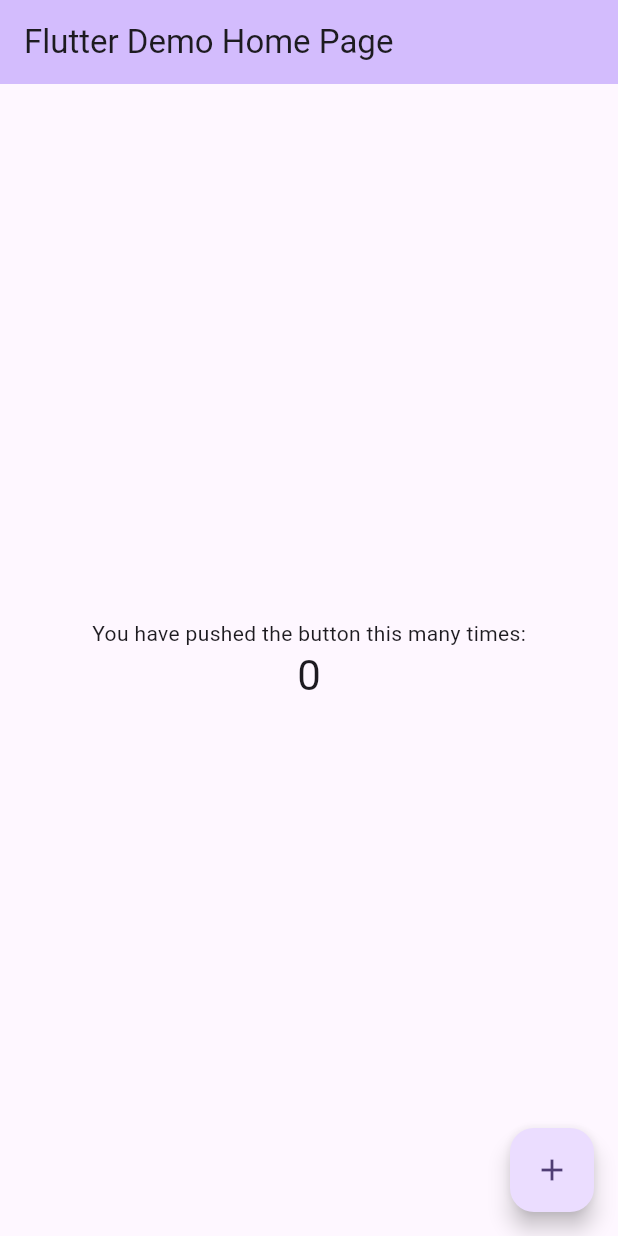
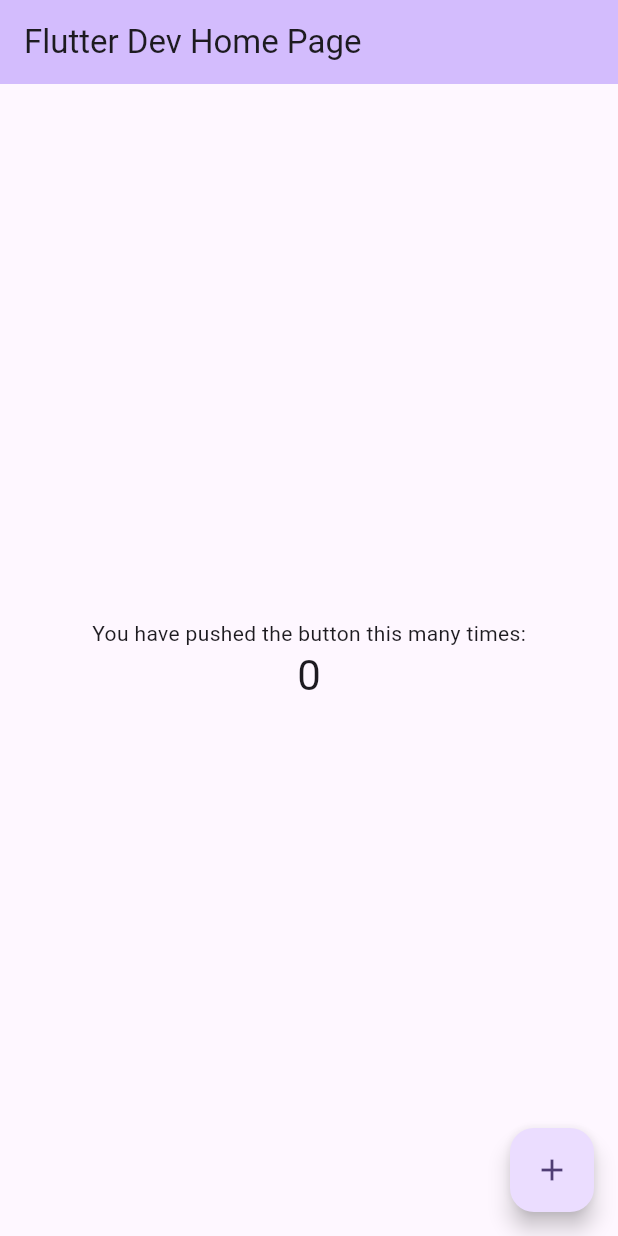
Before and after one commit to abdulmannanpooki/workflow, a Flutter app: the screen it shows after launch, on a phone screen of 412 x 824 dp. Run offline on Flutter 3.47's test engine with Material 3 defaults, Android fonts, the phone set to English and light mode, and no system bars.

Commit message:
+name changes

```diff
--- a/lib/main.dart
+++ b/lib/main.dart
@@ -30,7 +30,7 @@ class MyApp extends StatelessWidget {
         // tested with just a hot reload.
         colorScheme: ColorScheme.fromSeed(seedColor: Colors.deepPurple),
       ),
-      home: const MyHomePage(title: 'Flutter Demo Home Page'),
+      home: const MyHomePage(title: 'Flutter Dev Home Page'),
     );
   }
 }
```
